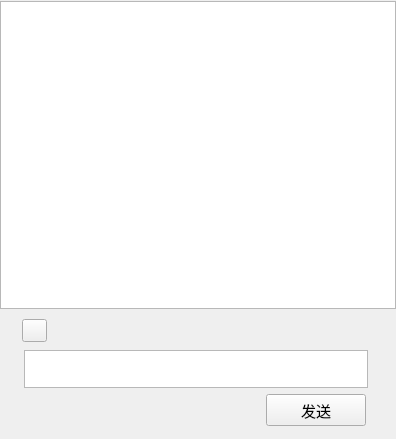
Before: the Qt Designer form didactic-pancake-client/MessageWidget.ui in SandTripper/didactic-pancake-client, drawn with Qt 5.
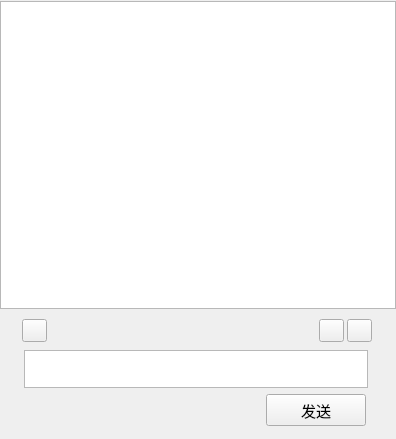
After: the same form once the commit is applied. Custom widgets are drawn as their Qt base class.

```diff
--- a/didactic-pancake-client/MessageWidget.ui
+++ b/didactic-pancake-client/MessageWidget.ui
@@ -71,6 +71,32 @@
     <string/>
    </property>
   </widget>
+  <widget class="QPushButton" name="btn_voice_chat">
+   <property name="geometry">
+    <rect>
+     <x>319</x>
+     <y>319</y>
+     <width>25</width>
+     <height>23</height>
+    </rect>
+   </property>
+   <property name="text">
+    <string/>
+   </property>
+  </widget>
+  <widget class="QPushButton" name="btn_video_chat">
+   <property name="geometry">
+    <rect>
+     <x>347</x>
+     <y>319</y>
+     <width>25</width>
+     <height>23</height>
+    </rect>
+   </property>
+   <property name="text">
+    <string/>
+   </property>
+  </widget>
  </widget>
  <customwidgets>
   <customwidget>
```
